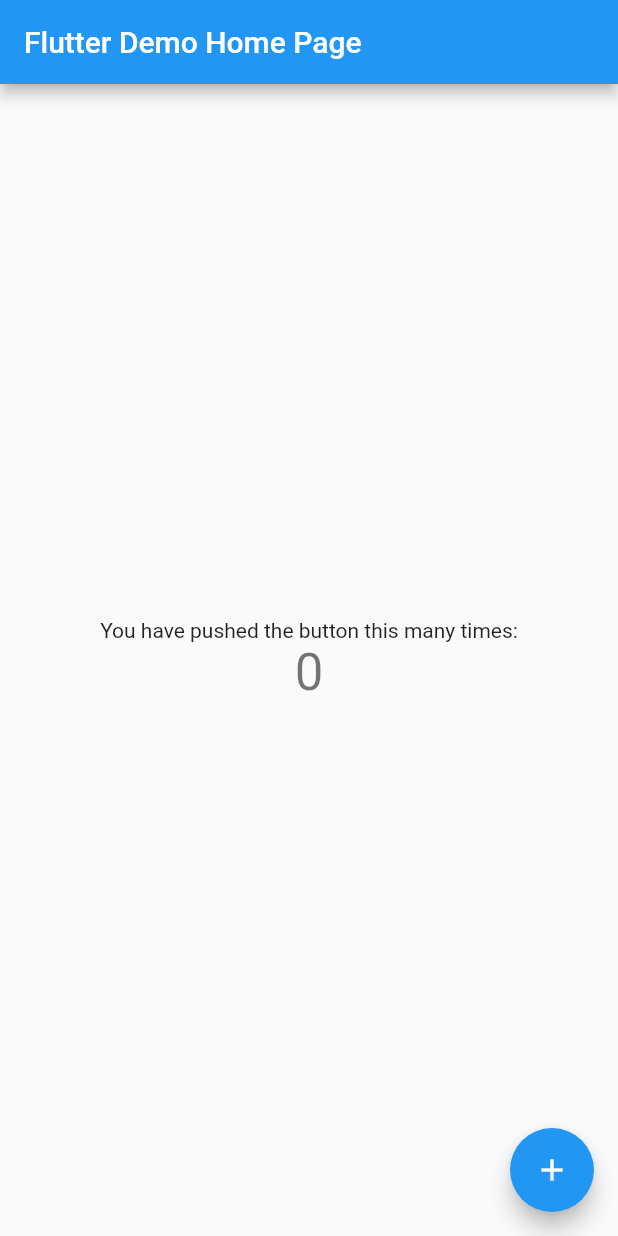
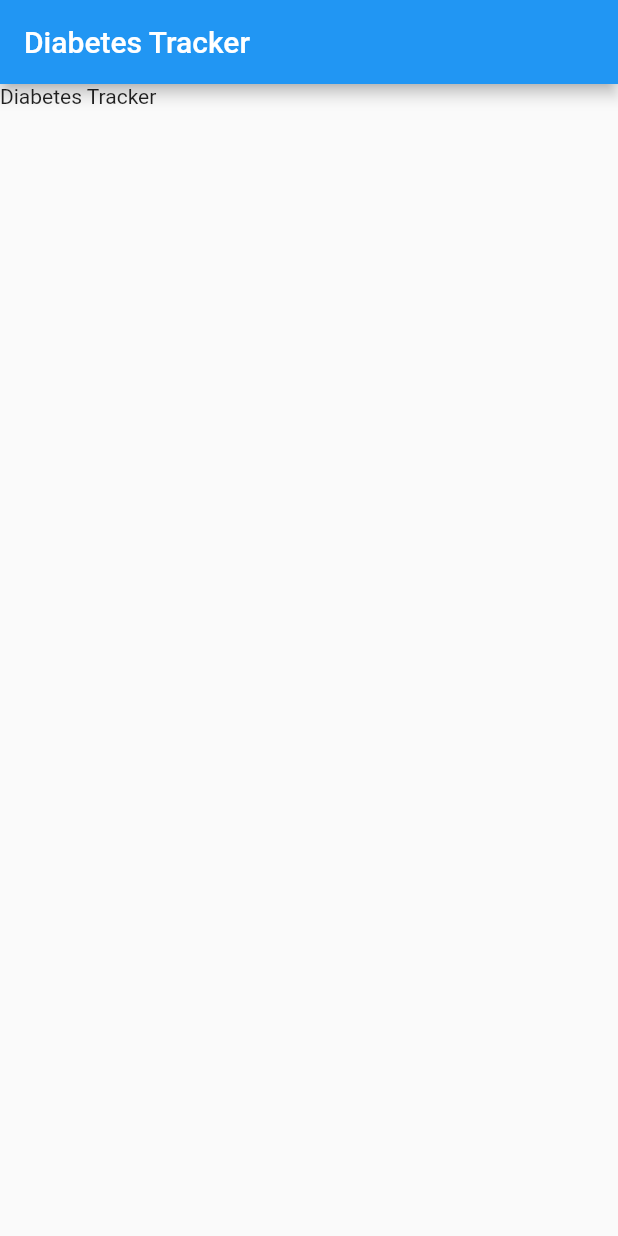
Before and after one commit to Repozo/Diabetes-Tracker, a Flutter app: the screen it shows after launch, on a phone screen of 412 x 824 dp. Run offline on Flutter 3.47's test engine with Material 2 defaults, Android fonts, the phone set to English and light mode, and no system bars.

Commit message:
Updated Flutter App Structure

```diff
--- /dev/null
+++ b/diabetes_tracker_app/lib/constants/string_values.dart
@@ -0,0 +1 @@
+const String appTitle = 'Diabetes Tracker';
--- /dev/null
+++ b/diabetes_tracker_app/lib/diabetes_tracker_app.dart
@@ -0,0 +1,19 @@
+import 'package:flutter/material.dart';
+
+import 'constants/string_values.dart' as constants;
+import 'screens/home.dart';
+
+class DiabetesTrackerApp extends StatelessWidget {
+  @override
+  Widget build(BuildContext context) {
+    return MaterialApp(
+      title: constants.appTitle,
+      color: Colors.blue,
+      theme: ThemeData(
+        primarySwatch: Colors.blue,
+        accentColor: Colors.blueAccent,
+      ),
+      home: HomePage(),
+    );
+  }
+}
--- a/diabetes_tracker_app/lib/main.dart
+++ b/diabetes_tracker_app/lib/main.dart
@@ -1,113 +1,7 @@
 import 'package:flutter/material.dart';
 
+import 'diabetes_tracker_app.dart';
+
 void main() {
-  runApp(MyApp());
+  runApp(DiabetesTrackerApp());
 }
-
-class MyApp extends StatelessWidget {
-  // This widget is the root of your application.
-  @override
-  Widget build(BuildContext context) {
-    return MaterialApp(
-      title: 'Flutter Demo',
-      theme: ThemeData(
-        // This is the theme of your application.
-        //
-        // Try running your application with "flutter run". You'll see the
-        // application has a blue toolbar. Then, without quitting the app, try
-        // changing the primarySwatch below to Colors.green and then invoke
-        // "hot reload" (press "r" in the console where you ran "flutter run",
-        // or simply save your changes to "hot reload" in a Flutter IDE).
-        // Notice that the counter didn't reset back to zero; the application
-        // is not restarted.
-        primarySwatch: Colors.blue,
-      ),
-      home: MyHomePage(title: 'Flutter Demo Home Page'),
-    );
-  }
-}
-
-class MyHomePage extends StatefulWidget {
-  MyHomePage({Key key, this.title}) : super(key: key);
-
-  // This widget is the home page of your application. It is stateful, meaning
-  // that it has a State object (defined below) that contains fields that affect
-  // how it looks.
-
-  // This class is the configuration for the state. It holds the values (in this
-  // case the title) provided by the parent (in this case the App widget) and
-  // used by the build method of the State. Fields in a Widget subclass are
-  // always marked "final".
-
-  final String title;
-
-  @override
-  _MyHomePageState createState() => _MyHomePageState();
-}
-
-class _MyHomePageState extends State<MyHomePage> {
-  int _counter = 0;
-
-  void _incrementCounter() {
-    setState(() {
-      // This call to setState tells the Flutter framework that something has
-      // changed in this State, which causes it to rerun the build method below
-      // so that the display can reflect the updated values. If we changed
-      // _counter without calling setState(), then the build method would not be
-      // called again, and so nothing would appear to happen.
-      _counter++;
-    });
-  }
-
-  @override
-  Widget build(BuildContext context) {
-    // This method is rerun every time setState is called, for instance as done
-    // by the _incrementCounter method above.
-    //
-    // The Flutter framework has been optimized to make rerunning build methods
-    // fast, so that you can just rebuild anything that needs updating rather
-    // than having to individually change instances of widgets.
-    return Scaffold(
-      appBar: AppBar(
-        // Here we take the value from the MyHomePage object that was created by
-        // the App.build method, and use it to set our appbar title.
-        title: Text(widget.title),
-      ),
-      body: Center(
-        // Center is a layout widget. It takes a single child and positions it
-        // in the middle of the parent.
-        child: Column(
-          // Column is also a layout widget. It takes a list of children and
-          // arranges them vertically. By default, it sizes itself to fit its
-          // children horizontally, and tries to be as tall as its parent.
-          //
-          // Invoke "debug painting" (press "p" in the console, choose the
-          // "Toggle Debug Paint" action from the Flutter Inspector in Android
-          // Studio, or the "Toggle Debug Paint" command in Visual Studio Code)
-          // to see the wireframe for each widget.
-          //
-          // Column has various properties to control how it sizes itself and
-          // how it positions its children. Here we use mainAxisAlignment to
-          // center the children vertically; the main axis here is the vertical
-          // axis because Columns are vertical (the cross axis would be
-          // horizontal).
-          mainAxisAlignment: MainAxisAlignment.center,
-          children: <Widget>[
-            Text(
-              'You have pushed the button this many times:',
-            ),
-            Text(
-              '$_counter',
-              style: Theme.of(context).textTheme.headline4,
-            ),
-          ],
-        ),
-      ),
-      floatingActionButton: FloatingActionButton(
-        onPressed: _incrementCounter,
-        tooltip: 'Increment',
-        child: Icon(Icons.add),
-      ), // This trailing comma makes auto-formatting nicer for build methods.
-    );
-  }
-}
--- /dev/null
+++ b/diabetes_tracker_app/lib/screens/home.dart
@@ -0,0 +1,22 @@
+import 'package:flutter/material.dart';
+
+import '../constants/string_values.dart' as constants;
+
+class HomePage extends StatefulWidget {
+  @override
+  _HomePageState createState() => _HomePageState();
+}
+
+class _HomePageState extends State<HomePage> {
+  @override
+  Widget build(BuildContext context) {
+    return Scaffold(
+      appBar: AppBar(
+        title: Text(constants.appTitle),
+      ),
+      body: Container(
+        child: Text(constants.appTitle),
+      ),
+    );
+  }
+}
```
Also changed, not shown: 1 other file.
